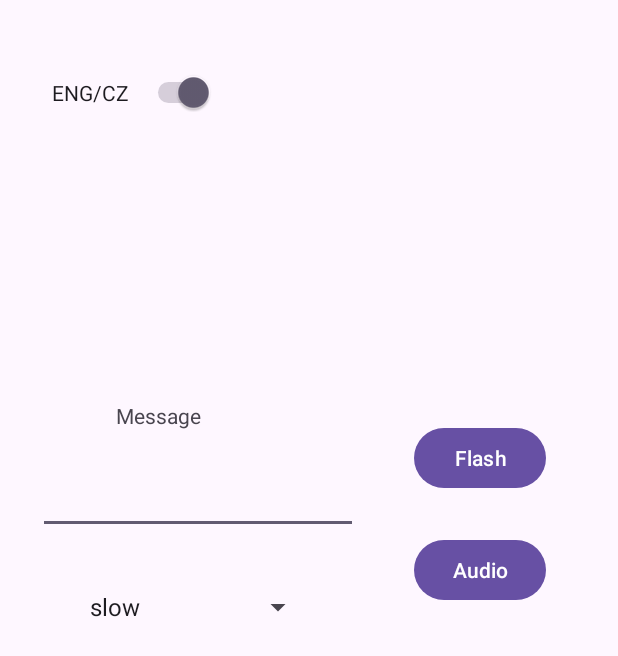
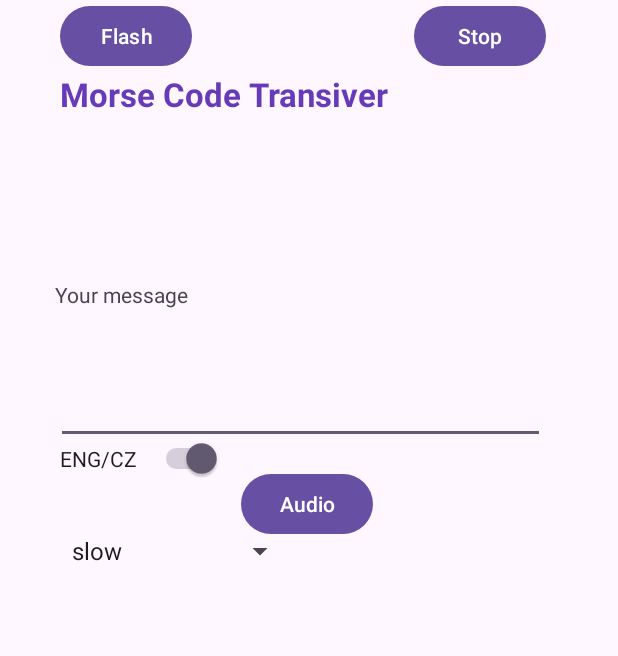
Before and after one commit to MrToxc/MorseCodeApp, an Android app: the screen it shows after launch (MainActivity), after a tap on "Audio", on a phone screen of 412 x 824 dp. Shown: the top 656 px of the screen. Run offline under Robolectric (Android 15) with nearby library versions, the phone set to English and light mode, and no system bars; 3 other taps on this screen came first.

Commit message:
added stop button

```diff
--- a/app/src/main/java/com/example/morsecode/AudioMorse.java
+++ b/app/src/main/java/com/example/morsecode/Audio.java
@@ -6,12 +6,12 @@ import android.media.AudioTrack;
 
 import java.util.ArrayList;
 
-public class AudioMorse implements Runnable {
-    Constants constants = new Constants();
-    final double statingDotLength = constants.getDotLengthS();
+public class Audio implements Runnable {
+    final double statingDotLength = Constants.dotLengthS;
     private ArrayList<MorseCodeSymbols> finalArray = new ArrayList<>();
     private int speedDivider;
     private boolean rdyForNext = true;
+    private boolean stopped = false;
 
     public boolean isRdyForNext() {
         return rdyForNext;
@@ -30,6 +30,7 @@ public class AudioMorse implements Runnable {
     }
 
     public void playTone() throws InterruptedException {
+        stopped = false;
         double dotLength = statingDotLength / speedDivider;
         double linelength = dotLength * 3;
         double separatorLength = linelength * 1000;
@@ -39,7 +40,7 @@ public class AudioMorse implements Runnable {
         // Buffer size in bytes
         int sampleRate = 44100;
 
-        //This part is from chatGPT
+        //Next 9 lines are from chatGPT
         int bufferSize = AudioTrack.getMinBufferSize(sampleRate,
                 AudioFormat.CHANNEL_OUT_MONO,
                 AudioFormat.ENCODING_PCM_8BIT);
@@ -52,11 +53,14 @@ public class AudioMorse implements Runnable {
         // Sample rate (Hz)
         // Sine wave parameters
                 double duration = 0; // seconds
-                double freqOfTone = constants.getFrequency(); // Frequency (Hz)
+                double freqOfTone = Constants.frequency; // Frequency (Hz)
 
 
 
         for (int l = 0; l < finalArray.size(); l++) {
+            if (stopped) {
+                break;
+            }
             switch (finalArray.get(l)) {
                 case DOT -> {
                     duration = dotLength;
@@ -92,9 +96,16 @@ public class AudioMorse implements Runnable {
             Thread.sleep((int) dotLength);
             }
         }
-            audioTrack.release();
-            rdyForNext = true;
+
+        audioTrack.release();
+        rdyForNext = true;
+        stopped = false;
     }
+
+    public void stop() {
+        stopped = true;
+    }
+
 
     @Override
     public void run() {
--- a/app/src/main/java/com/example/morsecode/Constants.java
+++ b/app/src/main/java/com/example/morsecode/Constants.java
@@ -1,23 +1,12 @@
 package com.example.morsecode;
 
 public class Constants {
-    //length in ms
-    private final int dotLengthMs = 400;
-    //length in s
-    private final double dotLengthS = (double) dotLengthMs / 1000.0;
-    //frequency in Hz
-    private final int frequency = 240;
 
 
-    public int getDotLengthMs() {
-        return dotLengthMs;
-    }
-
-    public int getFrequency() {
-        return frequency;
-    }
-
-    public double getDotLengthS() {
-        return dotLengthS;
-    }
+    //length in ms
+    public static final int dotLengthMs = 400;
+    //length in s
+    public static final double dotLengthS = (double) dotLengthMs / 1000.0;
+    //frequency in Hz
+    public static final int frequency = 240;
 }
--- a/app/src/main/java/com/example/morsecode/Flash.java
+++ b/app/src/main/java/com/example/morsecode/Flash.java
@@ -8,12 +8,12 @@ import java.util.ArrayList;
 
 public class Flash implements Runnable{
     private CameraManager cameraManager;
-    private int statingDotLength = 400;
 
     private boolean rdyForNext = true;
     private ArrayList<MorseCodeSymbols> finalArray = new ArrayList<>();
 
     private int speedDivider;
+    private boolean stopped = false;
 
     public boolean isRdyForNext() {
         return rdyForNext;
@@ -36,7 +36,8 @@ public class Flash implements Runnable{
     }
 
     public void flashMessage() throws InterruptedException {
-
+        stopped = false;
+        int statingDotLength = Constants.dotLengthMs;
         int dotLength = statingDotLength / speedDivider;
         int linelength = dotLength * 3;
         int separatorLength = dotLength * 3;
@@ -44,6 +45,9 @@ public class Flash implements Runnable{
         int periodLenght = dotLength * 10;
 
         for (int i = 0; i < finalArray.size(); i++) {
+            if (stopped) {
+                break;
+            }
             if (finalArray.get(i) == MorseCodeSymbols.LINE || finalArray.get(i) == MorseCodeSymbols.DOT) {
                 Thread.sleep(dotLength);
             }
@@ -63,10 +67,14 @@ public class Flash implements Runnable{
                 case PERIOD -> Thread.sleep(periodLenght);
             }
         }
+        stopped = false;
         rdyForNext = true;
     }
 
 
+    public void stop() {
+        stopped = true;
+    }
 
 
     //borrowed from https://github.com/msindev/FlashLight
--- a/app/src/main/java/com/example/morsecode/MainActivity.java
+++ b/app/src/main/java/com/example/morsecode/MainActivity.java
@@ -6,18 +6,17 @@ import android.content.Context;
 import android.content.pm.PackageManager;
 import android.hardware.camera2.CameraManager;
 import android.os.Bundle;
-import android.view.View;
 import android.widget.ArrayAdapter;
 import android.widget.Button;
 import android.widget.EditText;
 import android.widget.Spinner;
 import android.widget.Switch;
-import android.widget.TextView;
 
 public class MainActivity extends AppCompatActivity {
 
     private Button buttonFlash;
     private Button buttonAudio;
+    private Button buttonStop;
     private Switch language;
     private EditText input;
     private Spinner spinner;
@@ -26,7 +25,7 @@ public class MainActivity extends AppCompatActivity {
     Flash flash = new Flash();
     Translator translator = new Translator();
     StringPreparer stringPreparer = new StringPreparer();
-    AudioMorse audioMorse = new AudioMorse();
+    Audio audio = new Audio();
 
     private int getSpeedDivider() {
         return switch (spinner.getSelectedItem().toString()) {
@@ -45,6 +44,7 @@ public class MainActivity extends AppCompatActivity {
         spinner = findViewById(R.id.spinner);
         buttonFlash = findViewById(R.id.button);
         buttonAudio = findViewById(R.id.buttonAudio);
+        buttonStop = findViewById(R.id.buttonStop);
         language = findViewById(R.id.switchLanguage);
         flash.setCameraManager((CameraManager) getSystemService(Context.CAMERA_SERVICE));
 
@@ -58,7 +58,7 @@ public class MainActivity extends AppCompatActivity {
 
         buttonFlash.setOnClickListener(v -> {
             if (hasCameraFlash) {
-                if (flash.isRdyForNext()) {
+                if (flash.isRdyForNext() && audio.isRdyForNext()) {
                     flash.setRdyForNext(false);
                     if (languageBoolean) {
                         flash.setFinalArray(translator.getArrRdy(stringPreparer.getCzech(stringPreparer.getStringRdy(String.valueOf(input.getText())))));
@@ -74,15 +74,20 @@ public class MainActivity extends AppCompatActivity {
         });
 
         buttonAudio.setOnClickListener(v -> {
-            if (audioMorse.isRdyForNext()) {
-                audioMorse.setRdyForNext(false);
+            if (flash.isRdyForNext() && audio.isRdyForNext()) {
+                audio.setRdyForNext(false);
                 if (languageBoolean) {
-                audioMorse.setFinalArray(translator.getArrRdy(stringPreparer.getCzech(stringPreparer.getStringRdy(String.valueOf(input.getText())))));
-                } else audioMorse.setFinalArray(translator.getArrRdy(stringPreparer.getStringRdy(String.valueOf(input.getText()))));
-                audioMorse.setSpeedDivider(getSpeedDivider());
-                Thread thread = new Thread(audioMorse);
+                audio.setFinalArray(translator.getArrRdy(stringPreparer.getCzech(stringPreparer.getStringRdy(String.valueOf(input.getText())))));
+                } else audio.setFinalArray(translator.getArrRdy(stringPreparer.getStringRdy(String.valueOf(input.getText()))));
+                audio.setSpeedDivider(getSpeedDivider());
+                Thread thread = new Thread(audio);
                 thread.start();
             }
+        });
+
+        buttonStop.setOnClickListener(v -> {
+            flash.stop();
+            audio.stop();
         });
 
         language.setOnClickListener(v -> languageBoolean = !languageBoolean);
--- a/app/src/main/res/layout/activity_main.xml
+++ b/app/src/main/res/layout/activity_main.xml
@@ -10,68 +10,89 @@
         android:id="@+id/button"
         android:layout_width="wrap_content"
         android:layout_height="wrap_content"
-        android:layout_marginEnd="48dp"
-        android:layout_marginBottom="12dp"
+        android:layout_marginStart="40dp"
         android:text="Flash"
-        app:layout_constraintBottom_toTopOf="@+id/buttonAudio"
-        app:layout_constraintEnd_toEndOf="parent"
-        app:layout_constraintTop_toTopOf="parent"
-        app:layout_constraintVertical_bias="0.95" />
+        app:layout_constraintStart_toStartOf="parent"
+        tools:layout_editor_absoluteY="219dp" />
 
     <Switch
         android:id="@+id/switchLanguage"
         android:layout_width="108dp"
         android:layout_height="51dp"
-        android:layout_marginTop="36dp"
+        android:layout_marginTop="280dp"
         android:text="ENG/CZ"
         app:layout_constraintEnd_toEndOf="parent"
-        app:layout_constraintHorizontal_bias="0.115"
+        app:layout_constraintHorizontal_bias="0.132"
         app:layout_constraintStart_toStartOf="parent"
         app:layout_constraintTop_toTopOf="parent" />
+
+    <Spinner
+        android:id="@+id/spinner"
+        android:layout_width="157dp"
+        android:layout_height="25dp"
+        android:layout_marginStart="40dp"
+        android:spinnerMode="dropdown"
+        app:layout_constraintBottom_toBottomOf="parent"
+        app:layout_constraintStart_toStartOf="parent"
+        app:layout_constraintTop_toBottomOf="@+id/switchLanguage"
+        app:layout_constraintVertical_bias="0.05" />
 
     <Button
         android:id="@+id/buttonAudio"
         android:layout_width="wrap_content"
         android:layout_height="wrap_content"
-        android:layout_marginEnd="48dp"
-        android:layout_marginBottom="420dp"
+        android:layout_marginTop="16dp"
         android:text="Audio"
-        app:layout_constraintBottom_toBottomOf="parent"
-        app:layout_constraintEnd_toEndOf="parent" />
+        app:layout_constraintEnd_toStartOf="@+id/buttonStop"
+        app:layout_constraintHorizontal_bias="0.542"
+        app:layout_constraintStart_toEndOf="@+id/button"
+        app:layout_constraintTop_toBottomOf="@+id/input" />
 
     <EditText
         android:id="@+id/input"
-        android:layout_width="wrap_content"
-        android:layout_height="wrap_content"
-        android:layout_marginBottom="468dp"
+        android:layout_width="326dp"
+        android:layout_height="44dp"
+        android:layout_marginBottom="528dp"
         android:ems="10"
         android:inputType="text"
         app:layout_constraintBottom_toBottomOf="parent"
-        app:layout_constraintEnd_toStartOf="@+id/button"
-        app:layout_constraintHorizontal_bias="0.4"
+        app:layout_constraintEnd_toEndOf="parent"
+        app:layout_constraintHorizontal_bias="0.435"
         app:layout_constraintStart_toStartOf="parent" />
 
     <TextView
         android:id="@+id/textView2"
         android:layout_width="96dp"
         android:layout_height="33dp"
-        android:text="Message"
+        android:text="Your message"
         app:layout_constraintBottom_toTopOf="@+id/input"
         app:layout_constraintEnd_toEndOf="parent"
-        app:layout_constraintHorizontal_bias="0.244"
+        app:layout_constraintHorizontal_bias="0.117"
         app:layout_constraintStart_toStartOf="parent"
-        app:layout_constraintTop_toBottomOf="@+id/switchLanguage"
-        app:layout_constraintVertical_bias="0.947" />
+        app:layout_constraintTop_toBottomOf="@+id/textViewHeading"
+        app:layout_constraintVertical_bias="0.741" />
 
-    <Spinner
-        android:id="@+id/spinner"
-        android:layout_width="157dp"
-        android:layout_height="25dp"
-        android:layout_marginStart="52dp"
-        android:spinnerMode="dropdown"
-        app:layout_constraintBottom_toBottomOf="parent"
+    <Button
+        android:id="@+id/buttonStop"
+        android:layout_width="wrap_content"
+        android:layout_height="wrap_content"
+        android:layout_marginEnd="48dp"
+        android:text="Stop"
+        app:layout_constraintEnd_toEndOf="parent"
+        tools:layout_editor_absoluteY="219dp" />
+
+    <TextView
+        android:id="@+id/textViewHeading"
+        android:layout_width="274dp"
+        android:layout_height="47dp"
+        android:layout_marginTop="48dp"
+        android:text="Morse Code Transiver"
+        android:textAppearance="@style/TextAppearance.AppCompat.Large"
+        android:textColor="#673AB7"
+        android:textStyle="bold"
+        app:layout_constraintEnd_toEndOf="parent"
+        app:layout_constraintHorizontal_bias="0.291"
         app:layout_constraintStart_toStartOf="parent"
-        app:layout_constraintTop_toBottomOf="@+id/input"
-        app:layout_constraintVertical_bias="0.081" />
+        app:layout_constraintTop_toTopOf="parent" />
 
 </androidx.constraintlayout.widget.ConstraintLayout>
```
